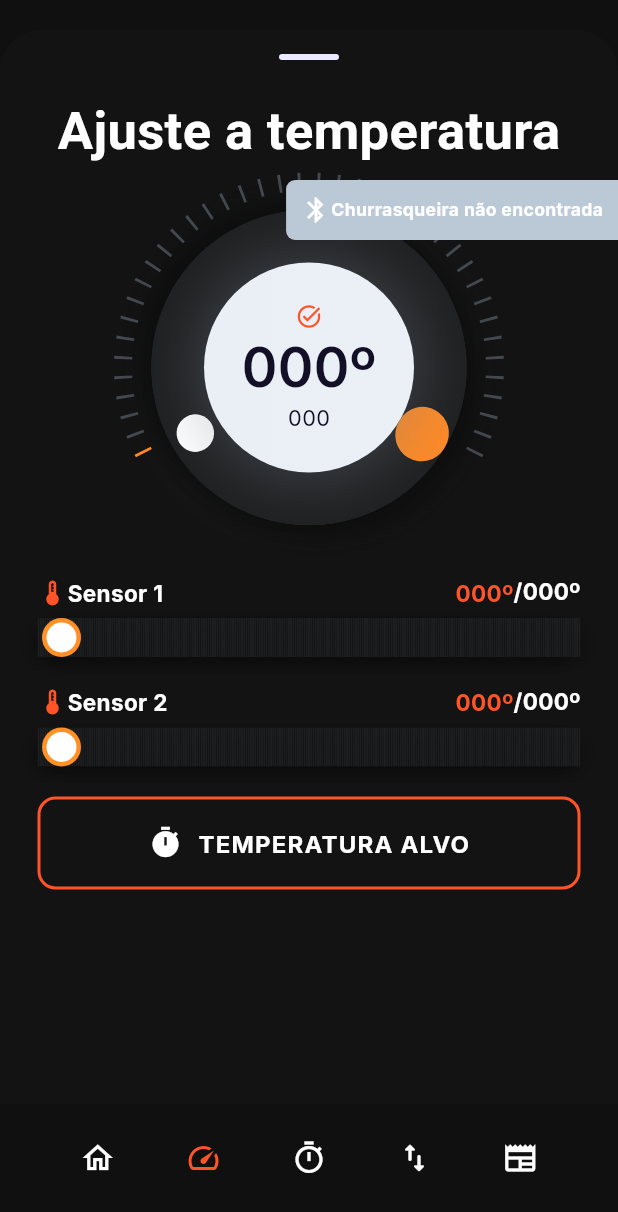
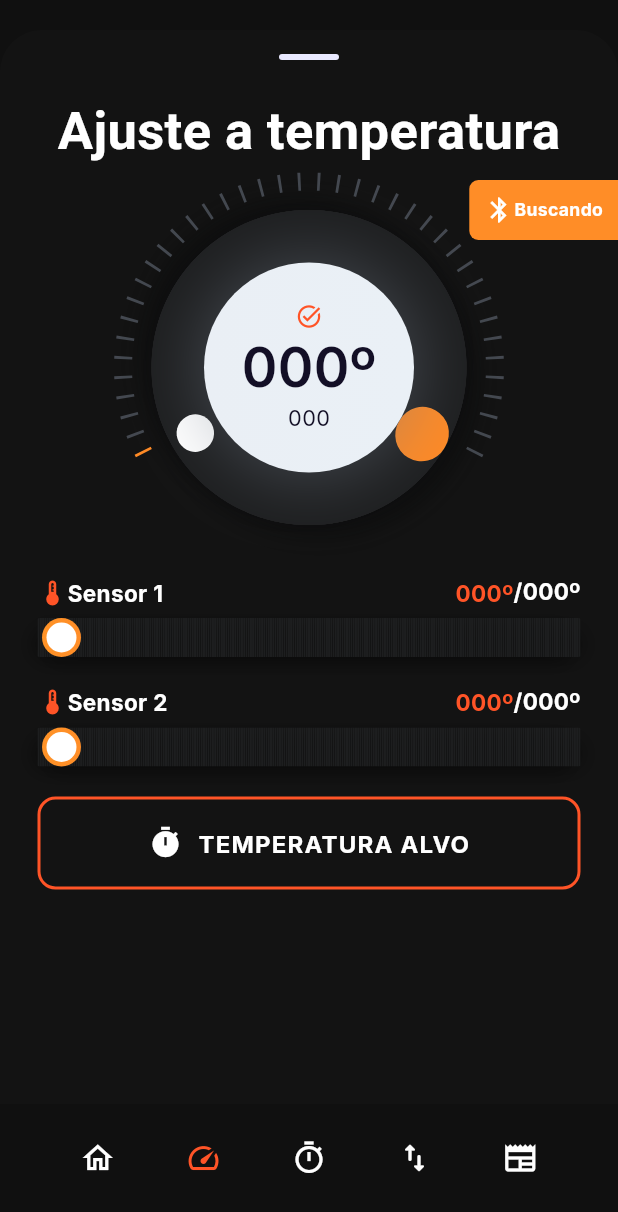
Before and after one commit to weslorde/apptempesp32, a Flutter app: the screen it shows after launch, item 2 of the bottom bar chosen, on a phone screen of 412 x 824 dp. Shown: the top 1212 px of the screen. Run offline on Flutter 3.47's test engine with Material 3 defaults, Android fonts, the phone set to English and light mode, and no system bars; drawn by our look-alikes of step_progress_indicator; our stand-ins replace connectivity_plus, flutter_bloc, flutter_blue_plus, flutter_local_notifications, google_fonts, internet_connection_checker and 4 more; missing offline and left inert: dart:ffi, mqtt_client; network calls fail.

```diff
--- a/lib/bloc/blue_bloc_files/blue_bloc.dart
+++ b/lib/bloc/blue_bloc_files/blue_bloc.dart
@@ -40,7 +40,7 @@
     on<BlueIsSup>((event, emit) async {
       // check adapter availability
       // Note: The platform is initialized on the first call to any FlutterBluePlus method.
-      bool test = await FlutterBluePlus.isAvailable;
+      bool test = await FlutterBluePlus.isSupported;
       _blue.setScreenMsg = 'Iniciando';
       if (test == false) {
         _blue.setblueSup = false;
@@ -70,6 +70,7 @@
       // handle bluetooth on & off
       // note: for iOS the initial state is typically BluetoothAdapterState.unknown
       // note: if you have permissions issues you will get stuck at BluetoothAdapterState.unauthorized
+      var subscription =
           FlutterBluePlus.adapterState.listen((BluetoothAdapterState state) {
         // BluetoothAdapterState { unknown, unavailable, unauthorized, turningOn, on, turningOff, off }
         if (state == BluetoothAdapterState.on && !_blue.getBlueIsOn) {
@@ -93,6 +94,7 @@
       emitAll(stateActual: 'WarningBlueOff', msg: 'Bluetooth não está ligado');
       await Future.delayed(const Duration(seconds: 2));
 
+      //////////////////////////////////////////REVER ISSO AQUI PENSAR MELHOR!! Cria o avise de reabrir que as vezes buga
       try {
         await FlutterBluePlus.turnOn();
       } on Exception catch (_) {}
@@ -131,23 +133,28 @@
     on<BlueStartScan>((event, emit) async {
       _blue.setScreenMsg = 'Buscando';
       emitAll(stateActual: 'BlueStartScan');
+
       // Creating the scanResults Listen
       Set<DeviceIdentifier> seen = {}; //Save all devices founds in ScanResult
-      FlutterBluePlus.scanResults.listen((results) async {
+      FlutterBluePlus.onScanResults.listen(
+        (results) async {
           for (ScanResult r in results) {
             // If device exist in "seen" -> ignore
             if (seen.contains(r.device.remoteId) == false) {
               seen.add(r.device.remoteId); // Add new device to "seen"
-            if (r.advertisementData.localName == "ChurrasTech" ||
-                r.advertisementData.localName == "Esp32") {
+              if (r.advertisementData.advName == "ChurrasTech" ||
+                  r.advertisementData.advName == "Esp32") {
                 _blue.setDevice = r.device; // Save target device to use later
               }
             }
           }
-      });
+        },
+      );
 
       //Creating the Scanning Listen
-      FlutterBluePlus.isScanning.listen(
+
+      FlutterBluePlus.isScanning.skip(1).listen(
+        //Now skip is necessariy to ignore firs false result on start of onScanResults.listen
         (isScan) {
           if (!isScan) {
             // If Scan is finished
@@ -179,17 +186,22 @@
       _blue.setScreenMsg = 'Conectando';
       emitAll(stateActual: 'BlueStartConnect', msg: 'Iniciando Conexão');
       final device = _blue.getDevice!;
-      device.connectionState.listen((BluetoothConnectionState connectState) {
+      var subscription = device.connectionState
+          .listen((BluetoothConnectionState connectState) {
         //print("AAAAAAAAAAAAAAAAAAAAAAAAAAAAAAAAAAAA: $connectState");
         if (connectState == BluetoothConnectionState.disconnected &&
             _blue.getBlueLinked) {
           _blue.setBlueLinked = false;
+          _blue.setblueConnect = false;
+          _blue.setToggleBool = true;
           add(const WarningBlueDisconnect());
         } else if (connectState == BluetoothConnectionState.connected) {
           _blue.setBlueLinked = true;
           add(const BlueStartDiscover());
         }
       });
+      device.cancelWhenDisconnected(subscription, delayed: true, next: true);
+
       device.connect();
     });
 
@@ -212,7 +224,8 @@
 
     on<BlueConectado>((event, emit) async {
       _blue.setScreenMsg = 'Conectado';
-      if (_blue.getblueConnect){ //if has not conneted close ToggleBlue
+      if (_blue.getblueConnect) {
+        //if has not conneted close ToggleBlue
         _blue.setToggleBool = false;
       }
       _blue.setblueConnect = true;
--- a/lib/pages/home_page.dart
+++ b/lib/pages/home_page.dart
@@ -227,8 +227,9 @@
                                     scrollDirection: Axis.horizontal,
                                     child: Transform.translate(
                                       // Negative magin to match the function left preset margin with this pag pattern margin
-                                      offset: Offset(-40, 0),
+                                      offset: Offset(0, 0),
                                       child: Row(
+                                        crossAxisAlignment: CrossAxisAlignment.start,
                                         children: [
                                           for (int indice = dynamoState
                                                       .recipesAll['Items']
--- a/lib/pages/recipe_pages/home_recipe_page.dart
+++ b/lib/pages/recipe_pages/home_recipe_page.dart
@@ -173,6 +173,7 @@
                                           // Negative magin to match the function left preset margin with this pag pattern margin
                                           offset: Offset(-12, 0),
                                           child: Row(
+                                            crossAxisAlignment: CrossAxisAlignment.start,
                                             children: [
                                               for (int indice = state
                                                           .recipesAll['Items']
--- a/pubspec.yaml
+++ b/pubspec.yaml
@@ -16,7 +16,7 @@
 # https://developer.apple.com/library/archive/documentation/General/Reference/InfoPlistKeyReference/Articles/CoreFoundationKeys.html
 # In Windows, build-name is used as the major, minor, and patch parts
 # of the product and file versions while build-number is used as the build suffix.
-version: 1.1.5+12
+version: 1.1.7+15
 
 environment:
   sdk: '>=3.1.2 <4.0.0'
@@ -35,7 +35,7 @@
   # The following adds the Cupertino Icons font to your application.
   # Use with the CupertinoIcons class for iOS style icons.
   cupertino_icons: ^1.0.2
-  flutter_blue_plus: 1.16.0
+  flutter_blue_plus: ^1.16.0
   flutter_bloc: ^8.1.3
   bloc: ^8.1.2
   permission_handler: ^11.0.1
```
Also changed, not shown: pubspec.lock, 1 other file. Lines whose indentation alone changed are shown as unchanged.
